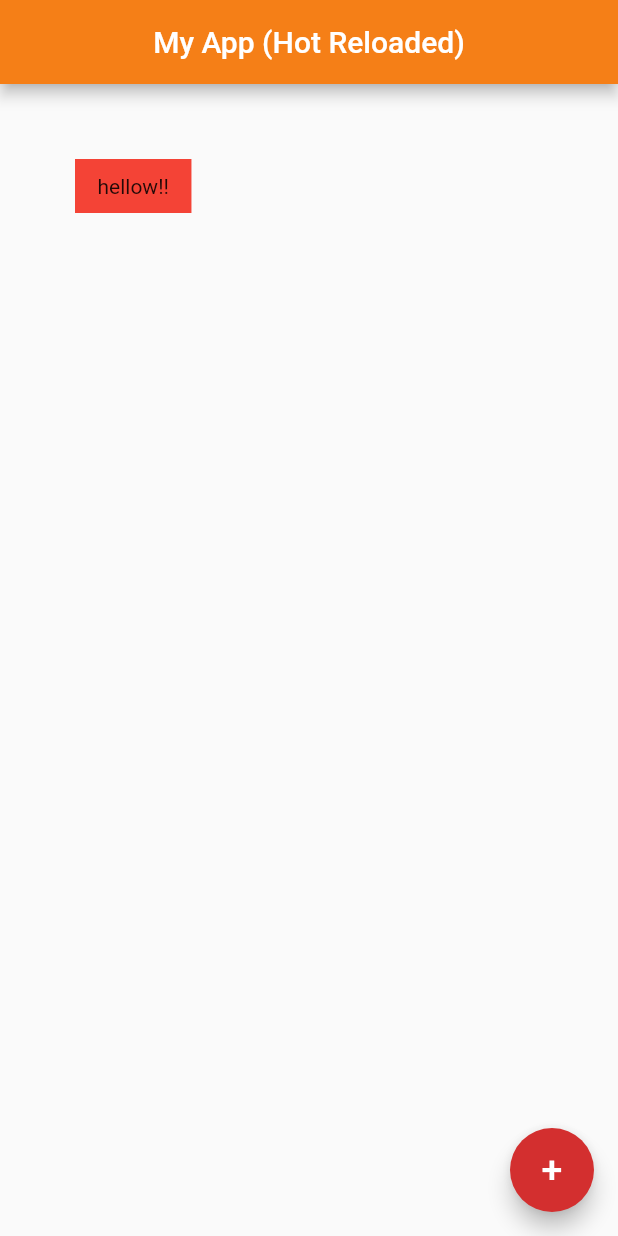
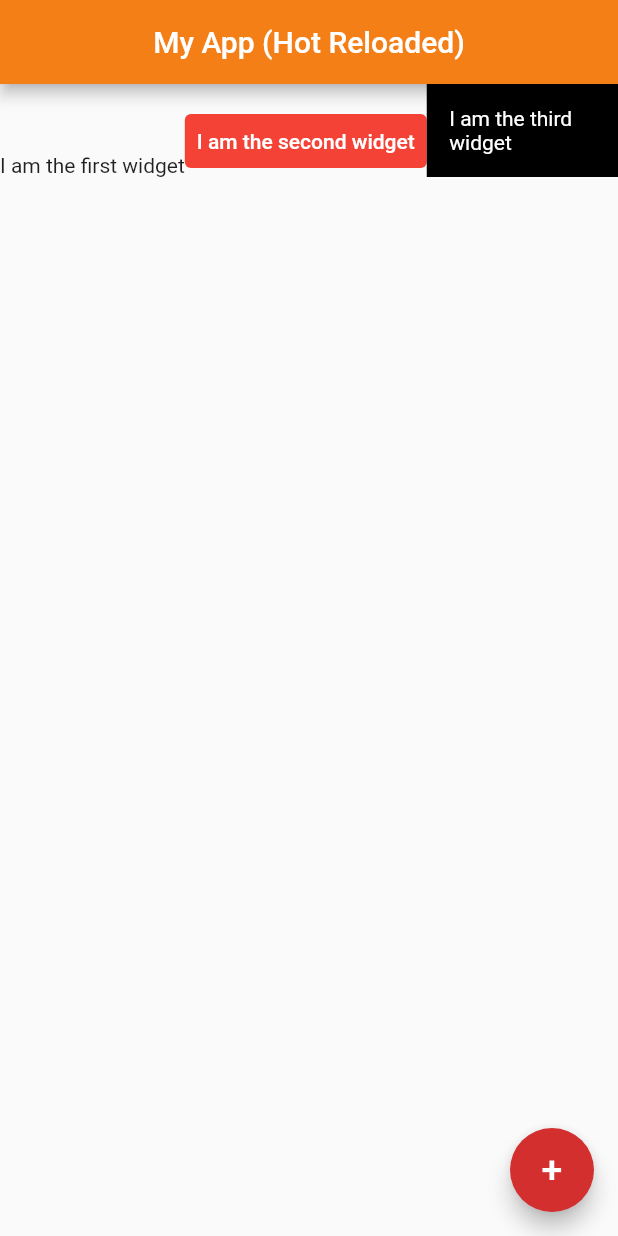
Before and after one commit to vitohamza/belajarFlutter, a Flutter app: the screen it shows after launch, on a phone screen of 412 x 824 dp. Run offline on Flutter 3.47's test engine with Material 2 defaults, Android fonts, the phone set to English and light mode, and no system bars.

Commit message:
#11 Commit: Rows

```diff
--- a/lib/main.dart
+++ b/lib/main.dart
@@ -15,39 +15,36 @@ class Home extends StatelessWidget {
           centerTitle: true,
           backgroundColor: Colors.yellow[900],
         ),
-        // body: Center(
-          // child: Image(
-          //   image: AssetImage("assets/sakura.webp")
-          // ),
-          // child: Icon(
-          //   Icons.airport_shuttle,
-          //   color: Colors.lightBlue,
-          //   size: 150.0,
-          // ),
-          // child: RaisedButton.icon(
-          //   onPressed: () {
-          //     print('clicked');
-          //   },
-          //   icon: Icon(
-          //     Icons.mail
-          //   ),
-          //   label: Text('click'),
-          //   color: Colors.lightGreenAccent,
-          // ),
-        //   child: IconButton(
-        //     onPressed: () {
-        //       print('you clicked me!');
-        //     },
-        //     icon: Icon(Icons.alternate_email),
-        //     color: Colors.amber,
-        //   ),
-        // ),
-        body: Container(
-          padding: EdgeInsets.symmetric(horizontal: 15,
-              vertical:  10),
-          margin: EdgeInsets.all(50),
-          color: Colors.red,
-          child: Text('hellow!!'),
+        body: Row(
+          mainAxisAlignment: MainAxisAlignment.spaceEvenly,
+          crossAxisAlignment: CrossAxisAlignment.end, // it will align with end of the highest widget in the row
+          children: <Widget>[
+            Text("I am the first widget"),
+            TextButton(
+              onPressed: (){
+                print("You clicked me!");
+              },
+              style: ButtonStyle(
+                backgroundColor: MaterialStateProperty.all<Color>(Colors.red),
+              ),
+              child: Text("I am the second widget",
+              style: TextStyle(
+                color: Colors.white,
+              ),
+              ),
+            ),
+            Flexible( // this is use to avoid the overflowing
+              child: Container(
+                color: Colors.black,
+                padding: EdgeInsets.all(15.0),
+                child: Text("I am the third widget", //if you write third widget it will be overflowing (without flexible)
+                  style: TextStyle(
+                    color: Colors.white,
+                ),
+              ),
+            ),
+            ),
+          ],
         ),
         floatingActionButton: FloatingActionButton(
           onPressed: () {},
```
Also changed, not shown: 1 other file.
